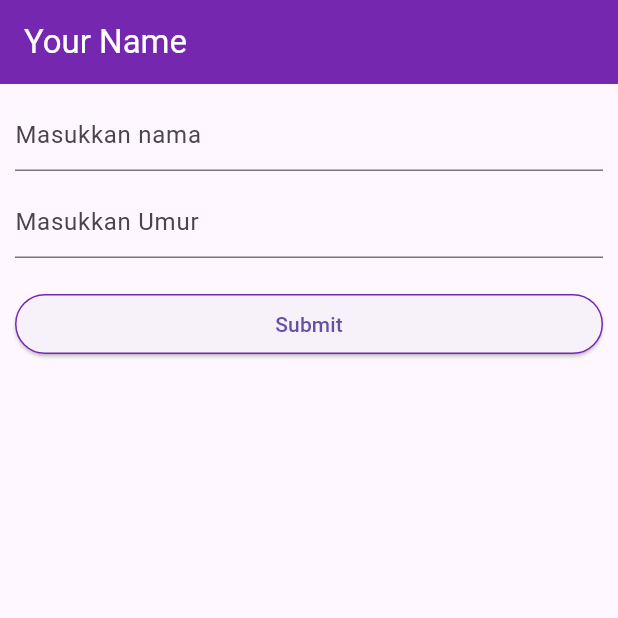
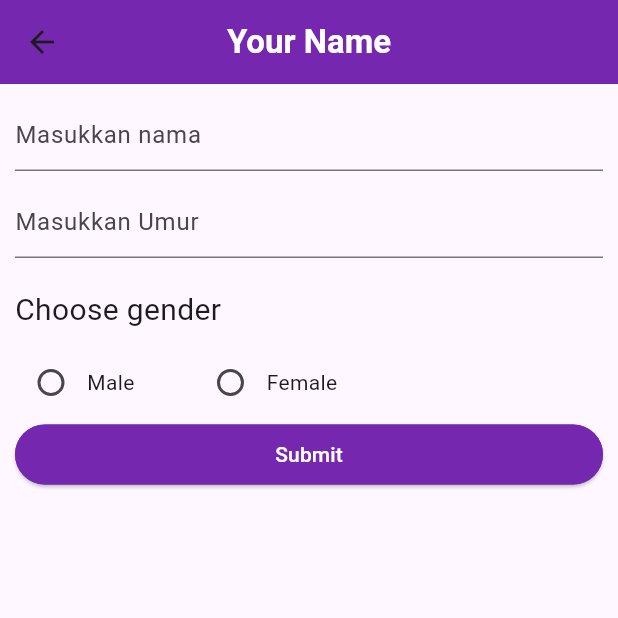
Before and after one commit to Maevex/yourName, a Flutter app: the test screen opened directly, on a phone screen of 412 x 824 dp, the top half of it. Run offline on Flutter 3.47's test engine with Material 3 defaults, Android fonts, the phone set to English and light mode, and no system bars.

Commit message:
update gender

```diff
--- /dev/null
+++ b/lib/add.dart
@@ -0,0 +1,198 @@
+import 'package:flutter/material.dart';
+
+class test extends StatefulWidget {
+  const test({super.key});
+
+  @override
+  State<test> createState() => _testState();
+}
+
+class _testState extends State<test> {
+  final List<Map<String, dynamic>> data = [];
+  String inputNama = '';
+  int? inputUmur;
+  String? gender;
+
+  @override
+  Widget build(BuildContext context) {
+    var deviceWidth = MediaQuery.of(context).size.width;
+    var deviceHeight = MediaQuery.of(context).size.height;
+
+    return Scaffold(
+      appBar: AppBar(
+        backgroundColor: Color.fromARGB(255, 117, 39, 176),
+        title: Text(
+          'Your Name',
+          style: TextStyle(fontWeight: FontWeight.bold, color: Colors.white),
+        ),
+        centerTitle: true,
+      ),
+      body: SafeArea(
+        child: Padding(
+          padding: const EdgeInsets.all(10.0),
+          child: Column(
+            crossAxisAlignment: CrossAxisAlignment.start, // Aligns everything to the start (left)
+            children: [
+              TextField(
+                decoration: InputDecoration(hintText: 'Masukkan nama'),
+                onChanged: (value) {
+                  setState(() {
+                    inputNama = value;
+                  });
+                },
+              ),
+              SizedBox(
+                height: 10,
+              ),
+              TextField(
+                decoration: InputDecoration(hintText: 'Masukkan Umur'),
+                onChanged: (value) {
+                  setState(() {
+                    inputUmur = int.tryParse(value);
+                  });
+                },
+                keyboardType: TextInputType.number,
+              ),
+              SizedBox(
+                height: 20,
+              ),
+              Padding(
+                padding: const EdgeInsets.only(left: 0), // Adds left padding to move "Choose gender" to the left
+                child: Text(
+                  "Choose gender",
+                  style: TextStyle(
+                    fontSize: 20
+                  ),
+                  textAlign: TextAlign.start,
+                ),
+              ),
+              SizedBox(
+                height: 10,
+              ),
+              Row(
+                children: [
+
+                  Radio<String>(
+                    value: 'Male',
+                    groupValue: gender,
+                    onChanged: (String? value) {
+                      setState(() {
+                        gender = value;
+                      });
+                    },
+                  ),
+
+                  Text('Male'),
+
+                  SizedBox(width: 40,),
+
+
+                  Radio<String>(
+                    value: 'Female',
+                    groupValue: gender,
+                    onChanged: (String? value) {
+                      setState(() {
+                        gender = value;
+                      });
+                    },
+                  ),
+
+                  Text('Female'),
+
+                ],
+              ),
+              SizedBox(
+                width: deviceWidth,
+                child: ElevatedButton(
+                  style: ElevatedButton.styleFrom(
+                    side: BorderSide(color: const Color.fromARGB(255, 117, 39, 176)),
+                    primary: Color.fromARGB(255, 117, 39, 176),
+                  ),
+                  onPressed: () {
+                    if (inputNama.isNotEmpty && inputUmur != null && gender != null) {
+                      setState(() {
+                        data.add({'name': inputNama, 'age': inputUmur, 'gender': gender});
+                        inputNama = '';
+                        inputUmur = null;
+                        gender = null;
+                        ScaffoldMessenger.of(context).showSnackBar(
+                          const SnackBar(
+                            content: Text('Data Berhasil Dimasukkan '),
+                            duration: Duration(seconds: 1),
+                          ),
+                        );
+                      });
+                    } else {
+                      ScaffoldMessenger.of(context).showSnackBar(
+                        const SnackBar(
+                          content: Text('Nama, Umur, dan Gender harus diisi/umur harus menggunakan angka'),
+                          duration: Duration(seconds: 1),
+                        ),
+                      );
+                    }
+                  },
+                  child: const Text("Submit", style: TextStyle(color: Colors.white)),
+                ),
+              ),
+              SizedBox(
+                height: 10,
+              ),
+              Expanded(
+                child: ListView.builder(
+                  itemCount: data.length,
+                  itemBuilder: (context, index) {
+                    return Padding(
+                      padding: const EdgeInsets.all(8.0),
+                      child: Card(
+                        color: Color(0xFFFFFFFF),
+                        shape: RoundedRectangleBorder(
+                          side: BorderSide(color: const Color.fromARGB(255, 117, 39, 176)),
+                          borderRadius: BorderRadius.circular(20),
+                        ),
+                        child: Padding(
+                          padding: const EdgeInsets.all(20.0),
+                          child: Row(
+                            children: [
+                              Expanded(
+                                child: Column(
+                                  crossAxisAlignment: CrossAxisAlignment.start,
+                                  children: [
+                                    Text('Nama : ${data[index]['name']}'),
+                                    Text('Umur : ${data[index]['age']}'),
+                                    Text('Gender : ${data[index]['gender']}'),
+                                  ],
+                                ),
+                              ),
+                              ElevatedButton(
+                                style: ElevatedButton.styleFrom(primary: Colors.white, side: BorderSide(color: Colors.red)),
+                                onPressed: () {
+                                  setState(() {
+                                    data.removeAt(index);
+                                    ScaffoldMessenger.of(context).showSnackBar(
+                                      const SnackBar(
+                                        content: Text('Data Berhasil Dihapus'),
+                                        duration: Duration(seconds: 1),
+                                      ),
+                                    );
+                                  });
+                                },
+                                child: Text(
+                                  'Delete',
+                                  style: TextStyle(color: Colors.red),
+                                ),
+                              )
+                            ],
+                          ),
+                        ),
+                      ),
+                    );
+                  },
+                ),
+              ),
+            ],
+          ),
+        ),
+      ),
+    );
+  }
+}
--- a/lib/main.dart
+++ b/lib/main.dart
@@ -1,4 +1,6 @@
 import 'package:flutter/material.dart';
+import 'package:app/add.dart';
+import 'package:app/home.dart';
 
 void main() {
   runApp(const MainApp());
@@ -10,176 +12,8 @@ class MainApp extends StatelessWidget {
   @override
   Widget build(BuildContext context) {
     return const MaterialApp(
-      home: test()
+      debugShowCheckedModeBanner: false,
+      home: home()
     );
   }
 }
-
-class test extends StatefulWidget {
-  const test({super.key});
-
-  @override
-  State<test> createState() => _testState();
-}
-
-class _testState extends State<test> {
-
-  final List<Map<String, dynamic>> data = [];
-  String inputNama = '';
-  int? inputUmur;
-
-  @override
-  Widget build(BuildContext context) {
-    var deviceWidth = MediaQuery.of(context).size.width;
-    var deviceHeight = MediaQuery.of(context).size.height;
-
-    return Scaffold(
-
-        appBar:
-        AppBar(
-          backgroundColor: Color.fromARGB(255, 117, 39, 176),
-          title: Text('Your Name',
-          style: TextStyle(
-            color: Colors.white
-          ),),
-
-        ),
-
-        body: Padding(
-          padding: const EdgeInsets.all(10.0),
-          child: Column(
-            children: [
-
-                    TextField(
-                  decoration: InputDecoration(
-                    hintText: 'Masukkan nama'
-                  ),
-                  onChanged: (value){
-
-                    setState(() {
-                      inputNama = value;
-                    });
-                  },
-                ),
-
-
-
-                    SizedBox(
-                      height: 10,
-                    ),
-
-
-                  TextField(
-                  decoration: InputDecoration(
-                    hintText: 'Masukkan Umur'
-                  ),
-                  onChanged: (value){
-
-                    setState(() {
-                      inputUmur = int.tryParse(value);
-                    });
-
-                  },
-                  keyboardType: TextInputType.number,
-
-
-                ),
-                SizedBox(height: 20,),
-
-
-                SizedBox(
-                  width: deviceWidth,
-
-                  child:  ElevatedButton(
-                    style: ElevatedButton.styleFrom(
-                      side: BorderSide(color: const Color.fromARGB(255, 117, 39, 176)),
-                    ),
-                  onPressed: () {
-                    if (inputNama.isNotEmpty && inputUmur != null) {
-                      setState(() {
-                        data.add({'name': inputNama, 'age': inputUmur});
-                        inputNama = '';
-                        inputUmur = null;
-                      });
-                    } else {
-                      ScaffoldMessenger.of(context).showSnackBar(
-                        const SnackBar(content: Text('Nama dan Umur harus diisi/umur harus menggunakan angka')),
-                      );
-                    }
-                  },
-                  child: const Text("Submit"),
-                ),
-                ),
-
-
-
-              SizedBox(
-                height: 10,
-              ),
-              Expanded(child: ListView.builder(
-                itemCount: data.length,
-                itemBuilder: (context, index){
-                  return Padding(
-                    padding: const EdgeInsets.all(8.0),
-                    child: Card(
-                      color: Color(0xFFFFFFFF),
-                      shape: RoundedRectangleBorder(
-                        side: BorderSide(color: const Color.fromARGB(255, 117, 39, 176)),
-                        borderRadius: BorderRadius.circular(20)),
-
-                      child: Padding(
-                        padding: const EdgeInsets.all(20.0),
-                        child: Row(
-
-                          children: [
-
-                            Expanded(child:
-                             Column(
-                              crossAxisAlignment: CrossAxisAlignment.start,
-                              children: [
-                            Text('Nama : ${data[index]['name']}'),
-                            Text('Umur: ${data[index]['age']}'),
-                              ],
-                            ),
-                            ),
-
-
-
-
-
-
-                            ElevatedButton(
-                              style: ElevatedButton.styleFrom(
-                                primary: Colors.white,
-                                side: BorderSide(color: Colors.red)
-
-                              ),
-
-                              onPressed: (){
-                              setState(() {
-                                data.removeAt(index);
-                              });
-                            },
-                             child: Text('delete',
-                            style: TextStyle(
-                              color: Colors.red
-                            ),))
-                          ],
-                        ),
-                      ),
-                    ),
-                  );
-                }))
-
-
-
-
-
-            ],
-
-
-          ),
-        )
-    );
-  }
-}
```
Also changed, not shown: lib/home.dart (added, +35 -0 lines).
